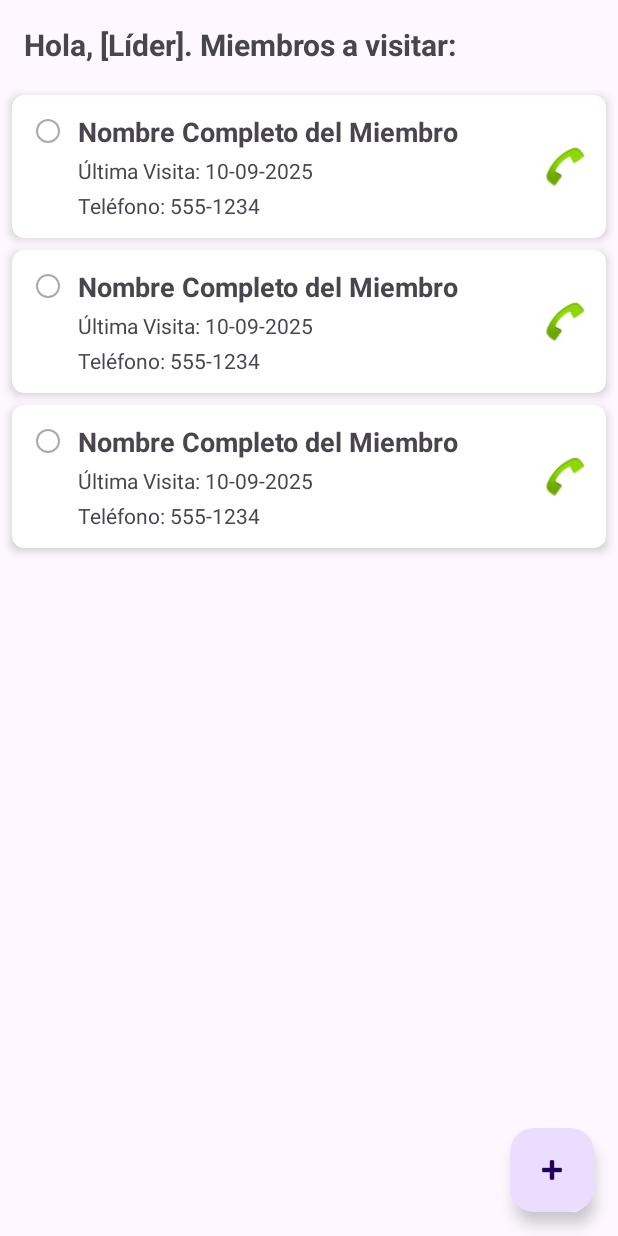
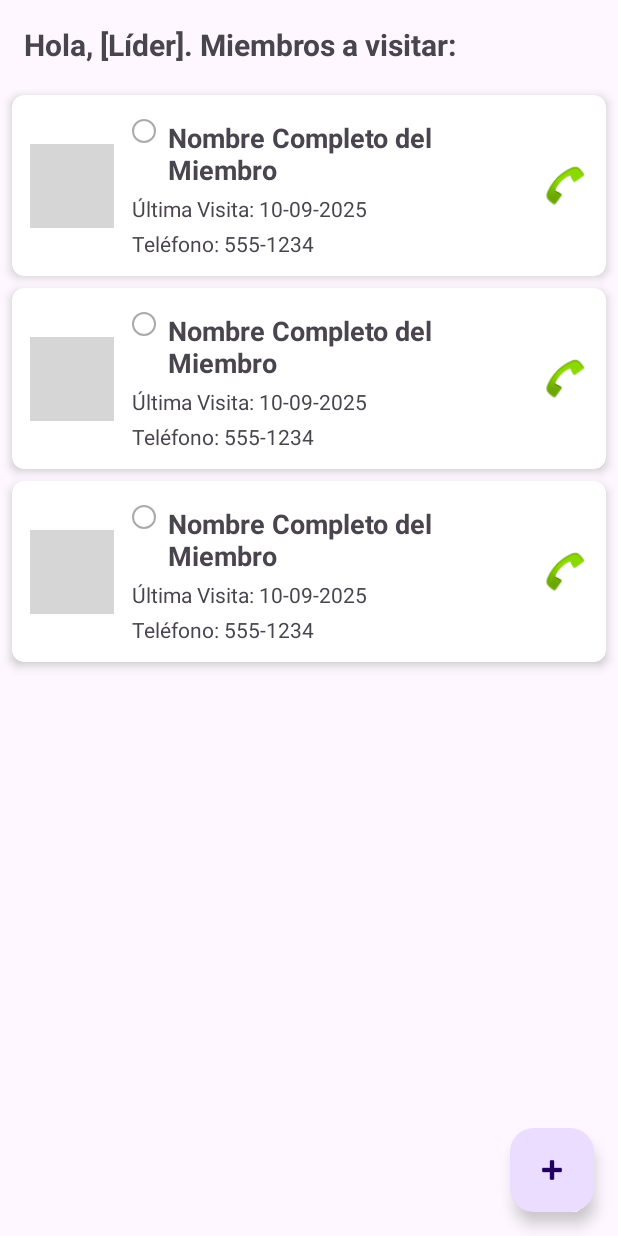
Before and after one commit to FabricioG2022/MiPrimeraApp, an Android app: the layout activity_miembros.xml on its own in the app's theme, with its tools: preview values and no code run, on a phone screen of 412 x 824 dp. Run offline under Robolectric (Android 15) with nearby library versions, the phone set to English and light mode, and no system bars; grey boxes are pictures that could not be loaded.

Commit message:
feat: Implementacion de Glide para fotos de personas a visitar

```diff
--- a/app/src/main/res/layout/item_miembro_card.xml
+++ b/app/src/main/res/layout/item_miembro_card.xml
@@ -16,15 +16,26 @@
         android:layout_height="wrap_content"
         android:padding="12dp">
 
+        <ImageView
+            android:id="@+id/iv_foto_perfil"
+            android:layout_width="56dp"
+            android:layout_height="56dp"
+            android:scaleType="centerCrop"
+            android:src="@drawable/ic_user_placeholder"
+            android:contentDescription="Foto del miembro"
+            app:layout_constraintStart_toStartOf="parent"
+            app:layout_constraintTop_toTopOf="parent"
+            app:layout_constraintBottom_toBottomOf="parent"/>
+
         <View
             android:id="@+id/v_estado_color"
             android:layout_width="16dp"
             android:layout_height="16dp"
             android:background="@drawable/shape_circle"
-            app:layout_constraintStart_toStartOf="parent"
+            app:layout_constraintStart_toEndOf="@+id/iv_foto_perfil"
             app:layout_constraintTop_toTopOf="parent"
             android:layout_marginTop="4dp"
-            android:layout_marginStart="4dp"/>
+            android:layout_marginStart="12dp"/>
 
         <TextView
             android:id="@+id/tv_miembro_nombre"
@@ -32,10 +43,10 @@
             android:layout_height="wrap_content"
             android:textSize="18sp"
             android:textStyle="bold"
-            android:layout_marginStart="12dp"
+            android:layout_marginStart="8dp"
             android:text="Nombre Completo del Miembro"
             app:layout_constraintStart_toEndOf="@+id/v_estado_color"
-            app:layout_constraintTop_toTopOf="parent"
+            app:layout_constraintTop_toTopOf="@+id/v_estado_color"
             app:layout_constraintEnd_toStartOf="@+id/iv_call_action" />
 
         <TextView
@@ -45,7 +56,7 @@
             android:textSize="14sp"
             android:layout_marginTop="4dp"
             android:text="Última Visita: 10-09-2025"
-            app:layout_constraintStart_toStartOf="@+id/tv_miembro_nombre"
+            app:layout_constraintStart_toStartOf="@+id/v_estado_color"
             app:layout_constraintTop_toBottomOf="@+id/tv_miembro_nombre"
             app:layout_constraintEnd_toStartOf="@+id/iv_call_action" />
 
@@ -56,7 +67,7 @@
             android:textSize="14sp"
             android:layout_marginTop="4dp"
             android:text="Teléfono: 555-1234"
-            app:layout_constraintStart_toStartOf="@+id/tv_miembro_nombre"
+            app:layout_constraintStart_toStartOf="@+id/v_estado_color"
             app:layout_constraintTop_toBottomOf="@+id/tv_ultima_visita"
             app:layout_constraintEnd_toStartOf="@+id/iv_call_action" />
 
```
Also changed, not shown: app/src/main/java/com/fabricodedev/appvisitashermanos/adapters/MiembroAdapter.java (+19 -4 lines).
